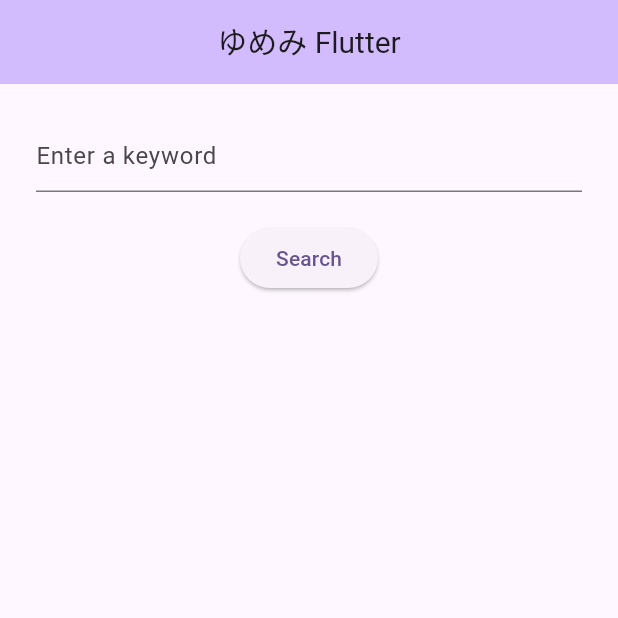
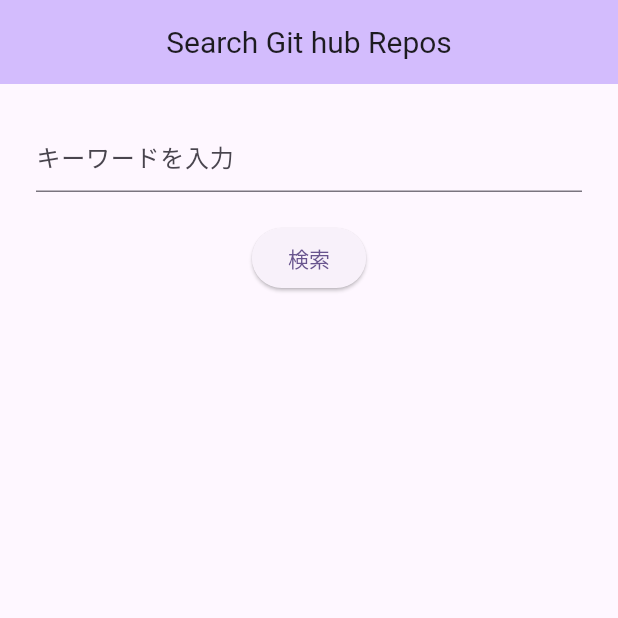
Before and after one commit to Kurokawa018/gitSearchRepo_flutter, a Flutter app: the screen it shows after launch, on a phone screen of 412 x 824 dp, the top half of it. Run offline on Flutter 3.47's test engine with Material 2 defaults, Android fonts, the light colour scheme and no system bars; our stand-ins replace flutter_riverpod.

Commit message:
アプリ内の文字をconstants/strings.dartで管理

```diff
--- a/lib/components/error_widget.dart
+++ b/lib/components/error_widget.dart
@@ -3,6 +3,7 @@
 
 //constants
 import '../constants/doubles.dart';
+import '../constants/strings.dart';
 
 class SearchError extends StatelessWidget {
   SearchError({
@@ -23,12 +24,12 @@
           ),
           Padding(
             padding: const EdgeInsets.only(top: 16),
-            child: Text('エラーが発生しました。',
+            child: Text(errorTitle,
                 style: Theme.of(context).textTheme.headline6),
           ),
           Padding(
             padding: const EdgeInsets.only(top: 8),
-            child: Text('申し訳ございませんが、再度検索してください',
+            child: Text(errorText,
                 style: Theme.of(context).textTheme.subtitle1),
           ),
         ],
--- /dev/null
+++ b/lib/constants/strings.dart
@@ -0,0 +1,11 @@
+//title
+const String searchResults = "検索結果";
+const String appTitle = "Search Git hub Repos";
+const String errorTitle = 'エラーが発生しました';
+
+//text
+const String loadingText = "ローディング中";
+const String errorText = '申し訳ございませんが、再度検索してください';
+const String buttonText = "検索";
+const String hintText = "キーワードを入力";
+const String noResults = "検索結果がありませんでした。違うキーワードで検索してください";
--- a/lib/main.dart
+++ b/lib/main.dart
@@ -15,6 +15,7 @@
 
 //constants
 import '../constants/doubles.dart';
+import '../constants/strings.dart';
 
 void main() {
   runApp(const ProviderScope(child: MyApp()));
@@ -56,7 +57,7 @@
             .of(context)
             .colorScheme
             .inversePrimary,
-        title: Text("ゆめみ Flutter", style: TextStyle(fontSize: titleFontSize),),
+        title: Text(appTitle, style: TextStyle(fontSize: titleFontSize),),
       ),
       body: Center(
           child: Padding(
@@ -67,7 +68,7 @@
               children: <Widget>[
                 TextField(
                   decoration: InputDecoration(
-                    hintText: 'Enter a keyword',
+                    hintText: hintText,
                   ),
                   controller: _controller,
                   onChanged: (text) {
@@ -83,7 +84,7 @@
                     await githubModel.search(query);
                     _items = githubModel.items;
                   },
-                    child: Text('Search'),
+                    child: Text(buttonText),
                     ),
                 SizedBox(height: sizedHeight),
                 Expanded(child: SearchResultBuilder(githubModel: githubModel, items: _items)),
```
Also changed, not shown: lib/components/search_results.dart (+5 -3 lines).
